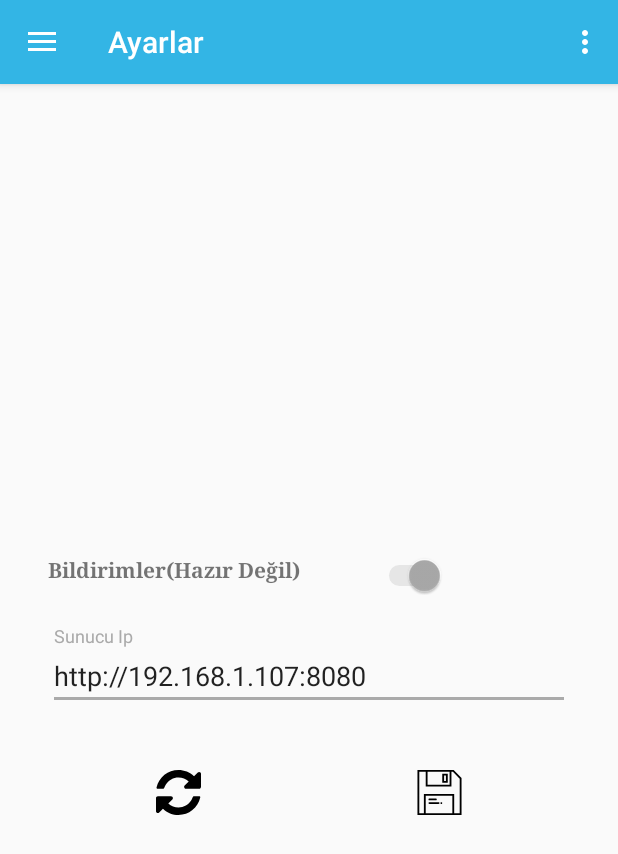
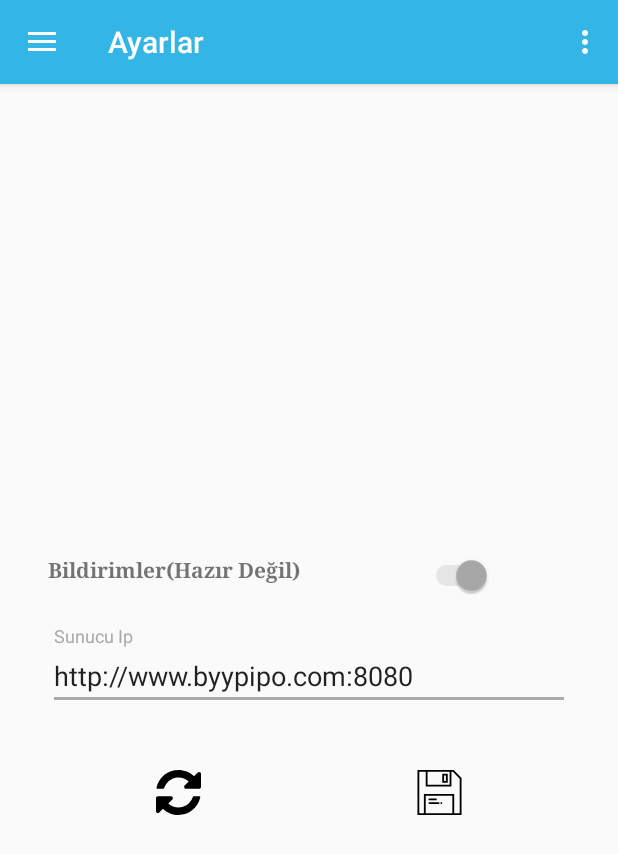
Before and after one commit to byypipo/AndroidProjects, an Android app: the SettingsActivity screen opened directly, with no data from a screen before it, on a phone screen of 412 x 824 dp. Shown: the top 854 px of the screen. Run offline under Robolectric (Android 15) with nearby library versions, the phone set to English and light mode, and no system bars; our stand-ins replace CircleImageView; pictures from the network do not load.

Commit message:
Fixed layouts

```diff
--- a/SebatMedikal/app/src/main/res/values/strings.xml
+++ b/SebatMedikal/app/src/main/res/values/strings.xml
@@ -27,8 +27,8 @@
     <string name="pleaseInputProductName">Lütfen ürün ismini giriniz</string>
 
     <!--server information-->
-    <string name="serverURL">http://192.168.1.107:8080</string>
-    <!--<string name="serverURL">http://www.byypipo.com:8080</string>-->
+    <!--<string name="serverURL">http://192.168.1.107:8080</string>-->
+    <string name="serverURL">http://www.byypipo.com:8080</string>
     <string name="serviceTagUser">/usersRest</string>
     <string name="serviceTagRole">/rolesRest</string>
     <string name="serviceTagProduct">/productsRest</string>
```
